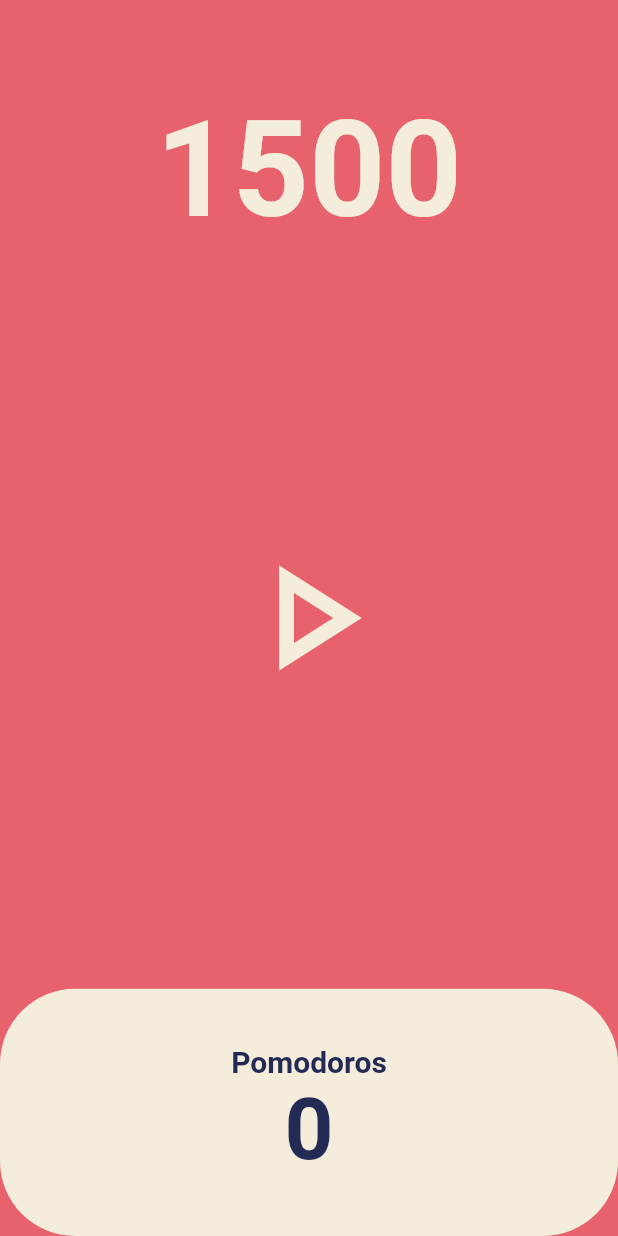
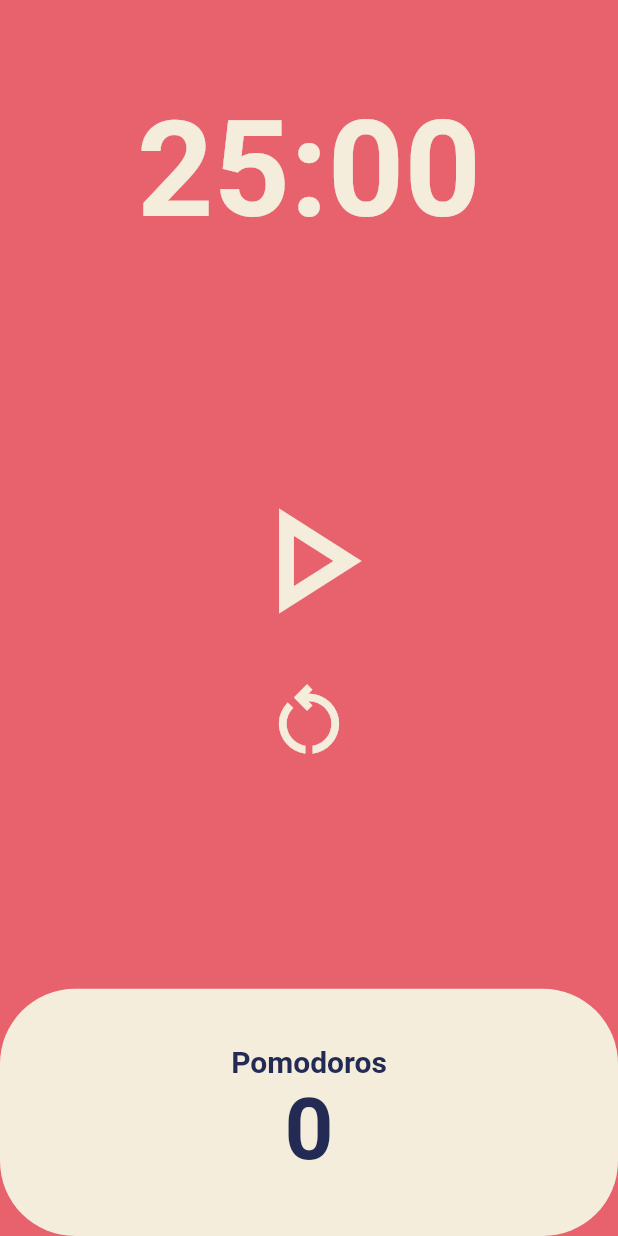
Before and after one commit to SeungJin051/Pomodoro_App, a Flutter app: the screen it shows after launch, on a phone screen of 412 x 824 dp. Run offline on Flutter 3.47's test engine with Material 2 defaults, Android fonts, the phone set to English and light mode, and no system bars.

```diff
--- a/lib/screens/home_screen.dart
+++ b/lib/screens/home_screen.dart
@@ -10,14 +10,27 @@ class HomeScreen extends StatefulWidget {
 }
 
 class _HomeScreenState extends State<HomeScreen> {
-  int totalSeconds = 1500;
+  static const twentyFiveMinutes = 1500;
+  int totalSeconds = twentyFiveMinutes;
   bool isRunning = false;
+  int totalPomodoros = 0;
+
   late Timer timer;
 
   void onTick(Timer timer) {
+    // 1500초 시간이 종료되면
+    if (totalSeconds == 0) {
+      setState(() {
+        totalPomodoros = totalPomodoros + 1;
+        isRunning = false;
+        totalSeconds = twentyFiveMinutes;
+      });
+      timer.cancel();
+    } else {
       setState(() {
         totalSeconds = totalSeconds - 1;
       });
+    }
   }
 
   void onStartPressed() {
@@ -34,6 +47,20 @@ class _HomeScreenState extends State<HomeScreen> {
     });
   }
 
+  String format(int seconds) {
+    var duration = Duration(seconds: seconds);
+    // Date Format
+    return duration.toString().split('.').first.substring(2, 7);
+  }
+
+  void onRestartPressed() {
+    setState(() {
+      isRunning = false;
+      totalSeconds = twentyFiveMinutes;
+      timer.cancel();
+    });
+  }
+
   @override
   Widget build(BuildContext context) {
     return Scaffold(
@@ -45,7 +72,7 @@ class _HomeScreenState extends State<HomeScreen> {
             child: Container(
               alignment: Alignment.bottomCenter,
               child: Text(
-                '$totalSeconds',
+                format(totalSeconds),
                 style: TextStyle(
                     color: Theme.of(context).cardColor,
                     fontSize: 89,
@@ -56,11 +83,23 @@ class _HomeScreenState extends State<HomeScreen> {
           Flexible(
             flex: 3,
             child: Center(
-              child: IconButton(
+              child: Column(
+                mainAxisAlignment: MainAxisAlignment.center,
+                children: [
+                  IconButton(
                     iconSize: 120,
                     color: Theme.of(context).cardColor,
                     onPressed: isRunning ? onPausePressed : onStartPressed,
-                icon: Icon(isRunning ? Icons.pause : Icons.play_arrow_outlined),
+                    icon: Icon(
+                        isRunning ? Icons.pause : Icons.play_arrow_outlined),
+                  ),
+                  IconButton(
+                    iconSize: 60,
+                    color: Theme.of(context).cardColor,
+                    onPressed: onRestartPressed,
+                    icon: const Icon(Icons.restart_alt_outlined),
+                  ),
+                ],
               ),
             ),
           ),
@@ -87,7 +126,7 @@ class _HomeScreenState extends State<HomeScreen> {
                               fontWeight: FontWeight.w600),
                         ),
                         Text(
-                          '0',
+                          '$totalPomodoros',
                           style: TextStyle(
                               fontSize: 57,
                               color: Theme.of(context)
```
Also changed, not shown: 16 other files. Lines whose indentation alone changed are shown as unchanged.
